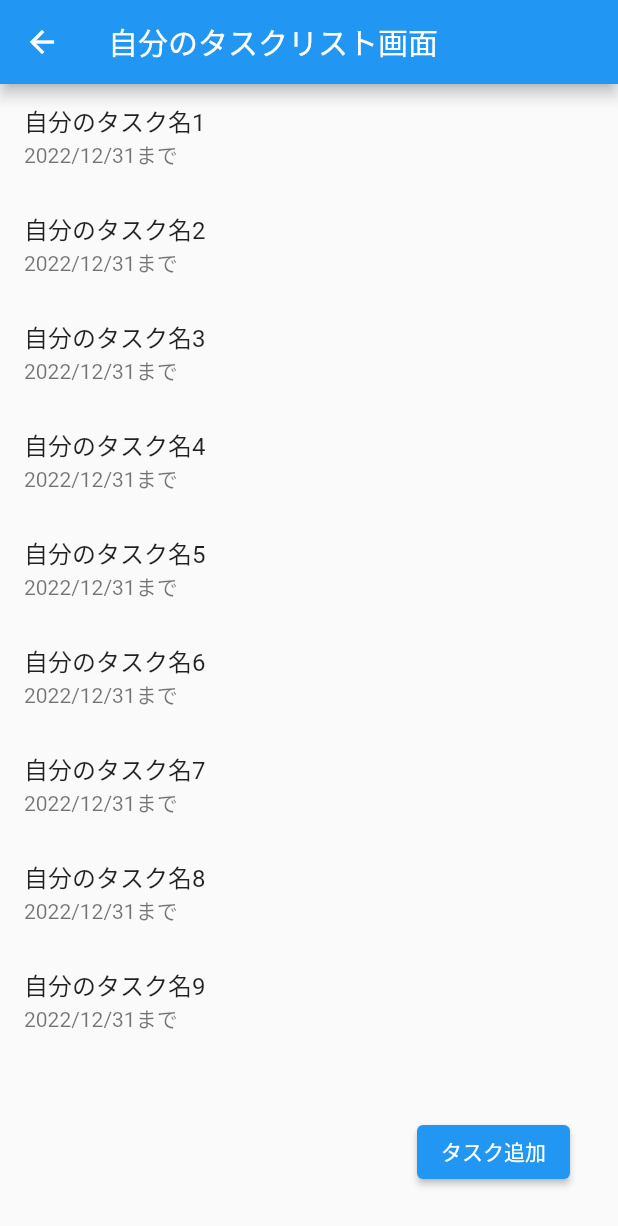
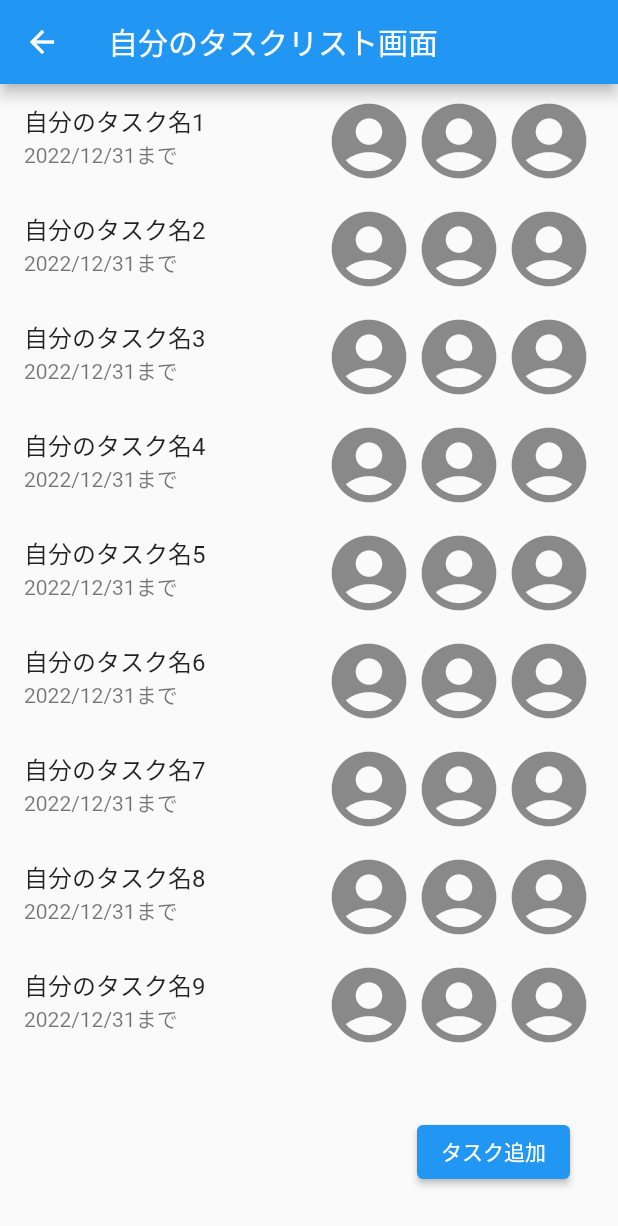
Before and after one commit to momomomo111/friend_task_share, a Flutter app: the MyTaskScreen screen opened by its route, on a phone screen of 412 x 824 dp. Shown: the top 1226 px of the screen. Run offline on Flutter 3.47's test engine with Material 2 defaults, Android fonts, the phone set to English and light mode, and no system bars; our stand-ins replace auto_route, flutter_signin_button, hooks_riverpod.

Commit message:
[add] Show people who have given rewards for their
自分のタスクにごほうびをあげた人を表示

```diff
--- a/lib/ui/mytask_screen.dart
+++ b/lib/ui/mytask_screen.dart
@@ -25,6 +25,23 @@ class MyTaskScreen extends HookConsumerWidget {
                   return ListTile(
                     title: Text(taskNames[index]),
                     subtitle: const Text("2022/12/31まで"),
+                    trailing: Row(
+                      mainAxisSize: MainAxisSize.min,
+                      children: const <Widget>[
+                        Icon(
+                          Icons.account_circle,
+                          size: 60,
+                        ),
+                        Icon(
+                          Icons.account_circle,
+                          size: 60,
+                        ),
+                        Icon(
+                          Icons.account_circle,
+                          size: 60,
+                        ),
+                      ],
+                    ),
                     onTap: () {
                       AutoRouter.of(context).push(const DetailRoute());
                     },
```
